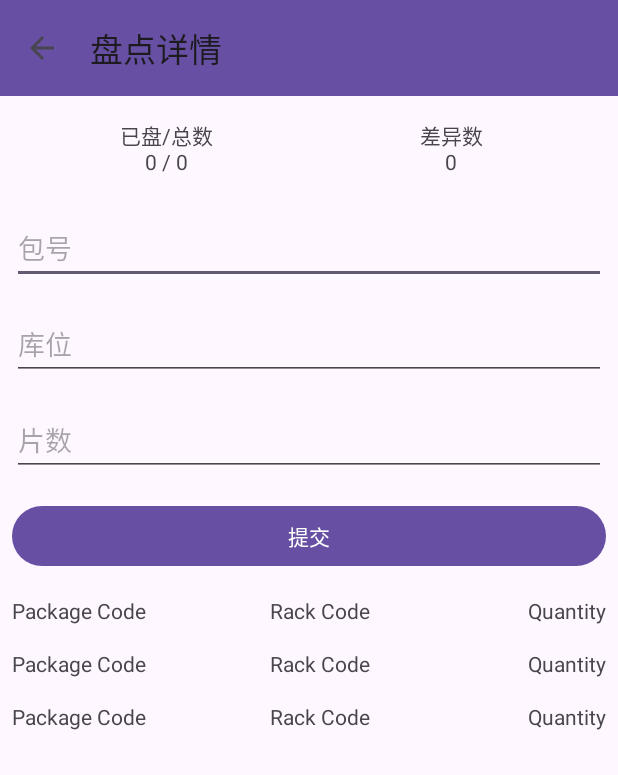
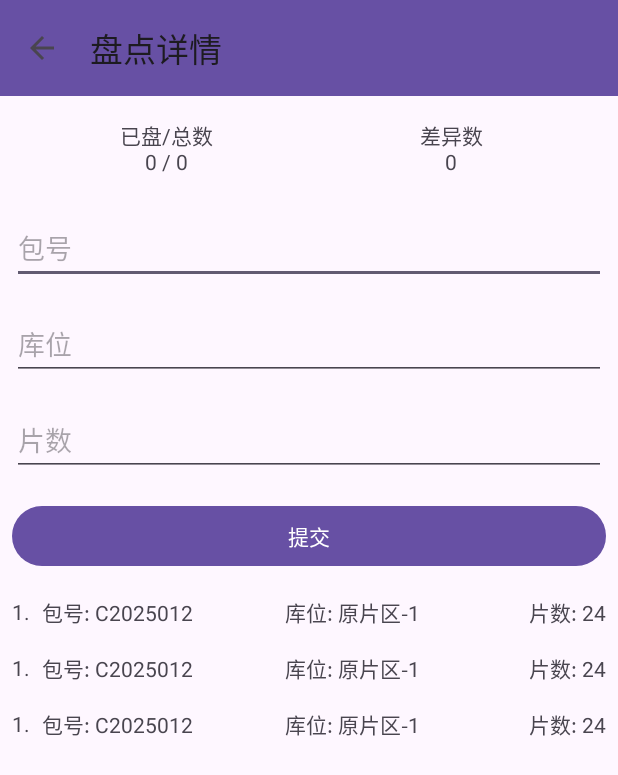
Before and after one commit to thriken/StockApp, an Android app: the layout fragment_inventory_check_detail.xml on its own in the app's theme, with its tools: preview values and no code run, on a phone screen of 412 x 824 dp. Shown: the top 775 px of the screen. Run offline under Robolectric (Android 15) with nearby library versions, the phone set to English and light mode, and no system bars.

Commit message:
feat: Implement inventory check detail screen
This commit introduces the full implementation of the inventory check detail screen, allowing users to view task progress, submit inventory data, and see a list of checked packages.

Key changes:
- **New API Endpoints**: Added `getInventoryCheckDetail` and `submitInventoryCheck` to `ApiService`.
- **New Data Models**: Created `InventoryCheckRequest`, `InventoryCheckDetailResponse`, and `InventoryPackage` to handle API communication.
- **UI Overhaul**: Replaced the placeholder layout in `fragment_inventory_check_detail.xml` with a complete UI, including a toolbar, progress indicators, input fields for package/rack/quantity, a submit button, and a RecyclerView for checked items.
- **Fragment Logic**: Implemented logic in `InventoryCheckDetailFragment` to:
    - Fetch and display task details (progress, differences, and a list of checked packages).
    - Handle user input for package code, rack code, and quantity.
    - Submit inventory data to the server and refresh the UI upon success.
    - Improve UX with IME actions to move focus between input fields and trigger submission.
- **RecyclerView**: Added `InventoryPackageListAdapter` and the corresponding item layout to display the list of packages already checked in the task.
- **API Documentation**: Updated `inventory_check.md` to reflect new API capabilities, including the ability to adjust the rack/location during a check.

```diff
--- a/app/src/main/res/layout/fragment_inventory_check_detail.xml
+++ b/app/src/main/res/layout/fragment_inventory_check_detail.xml
@@ -82,6 +82,7 @@
         android:layout_width="match_parent"
         android:layout_height="0dp"
         android:layout_weight="1"
+        android:scrollbars="vertical"
         tools:listitem="@layout/item_inventory_package" />
 
 </LinearLayout>
--- a/app/src/main/res/layout/item_inventory_package.xml
+++ b/app/src/main/res/layout/item_inventory_package.xml
@@ -2,27 +2,35 @@
 <LinearLayout xmlns:android="http://schemas.android.com/apk/res/android"
     android:layout_width="match_parent"
     android:layout_height="wrap_content"
+    android:gravity="center_vertical"
     android:orientation="horizontal"
     android:padding="8dp">
+
+    <TextView
+        android:id="@+id/text_view_line_number"
+        android:layout_width="wrap_content"
+        android:layout_height="wrap_content"
+        android:layout_marginEnd="8dp"
+        android:text="1." />
 
     <TextView
         android:id="@+id/text_view_package_code"
         android:layout_width="0dp"
         android:layout_height="wrap_content"
         android:layout_weight="1"
-        android:text="Package Code" />
+        android:text="包号: C2025012" />
 
     <TextView
-        android:id="@+id/text_view_rack_code"
+        android:id="@+id/text_view_rack_name"
         android:layout_width="0dp"
         android:layout_height="wrap_content"
         android:layout_weight="1"
-        android:text="Rack Code" />
+        android:text="库位: 原片区-1" />
 
     <TextView
-        android:id="@+id/text_view_quantity"
+        android:id="@+id/text_view_pieces"
         android:layout_width="wrap_content"
         android:layout_height="wrap_content"
-        android:text="Quantity" />
+        android:text="片数: 24" />
 
 </LinearLayout>
```
Also changed, not shown: app/src/main/java/com/win7e/yuan/stock/InventoryCheckDetailFragment.java (+5 -3 lines), app/src/main/java/com/win7e/yuan/stock/InventoryPackageListAdapter.java (+12 -8 lines), app/src/main/java/com/win7e/yuan/stock/model/InventoryCheckDetailResponse.java (+8 -2 lines), app/src/main/java/com/win7e/yuan/stock/model/InventoryPackage.java (+14 -5 lines).
